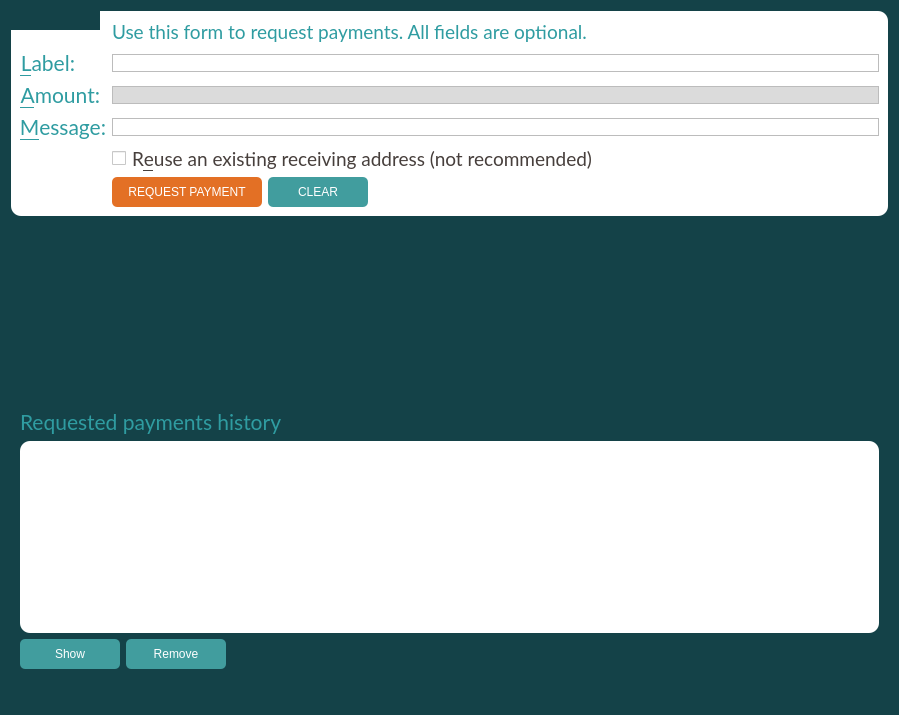
Above: src/qt/forms/receivecoinsdialog.ui from ZiftrCOIN/ziftrcoin before the change. Below: the same form after it.
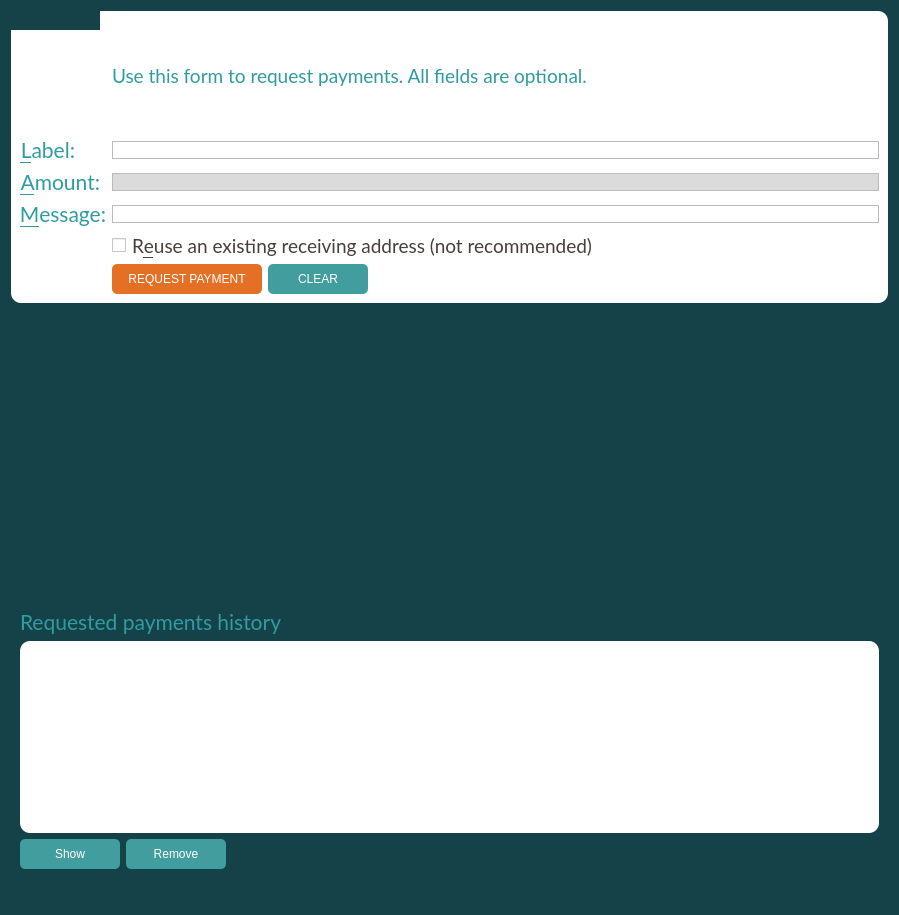
That is the form after the change. Icons and pictures are not drawn. Custom widgets are drawn as their Qt base class.

Diff of the .ui file:
```diff
--- a/src/qt/forms/receivecoinsdialog.ui
+++ b/src/qt/forms/receivecoinsdialog.ui
@@ -7,7 +7,7 @@
     <x>0</x>
     <y>0</y>
     <width>899</width>
-    <height>715</height>
+    <height>915</height>
    </rect>
   </property>
   <property name="styleSheet">
@@ -447,7 +447,7 @@
     </widget>
    </item>
   </layout>
-  <widget class="QWidget" name="">
+  <widget class="QWidget" name="layoutWidget">
    <property name="geometry">
     <rect>
      <x>0</x>
```
Left out of the diff: 9 changed lines with no effect on the pictures.
